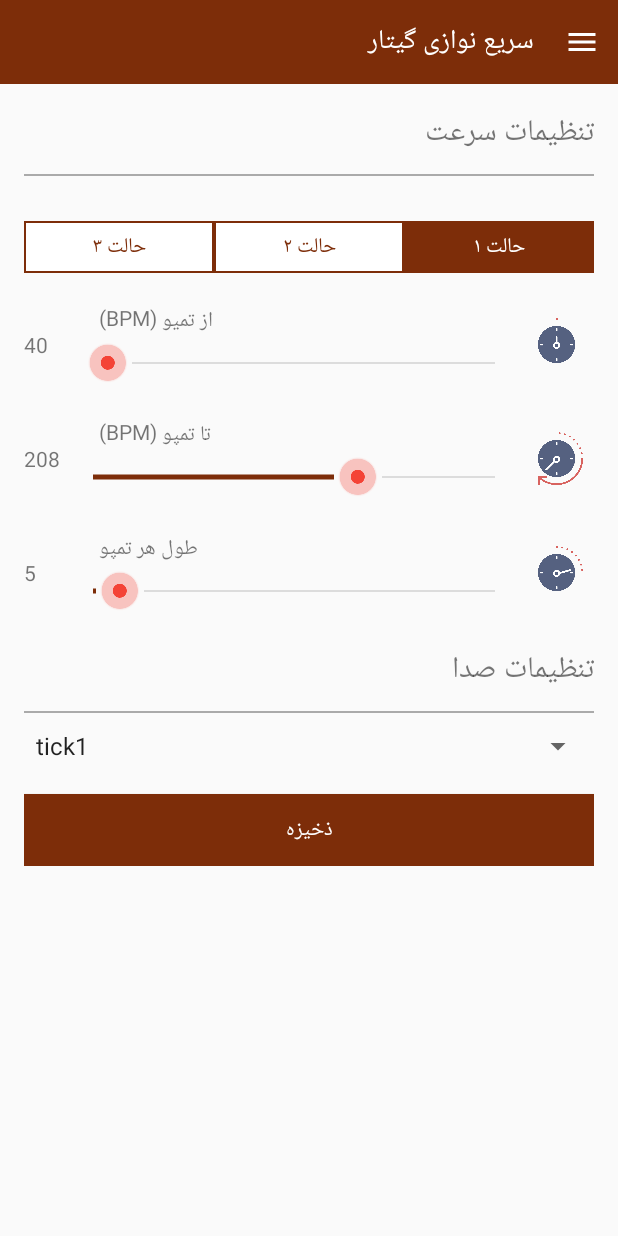
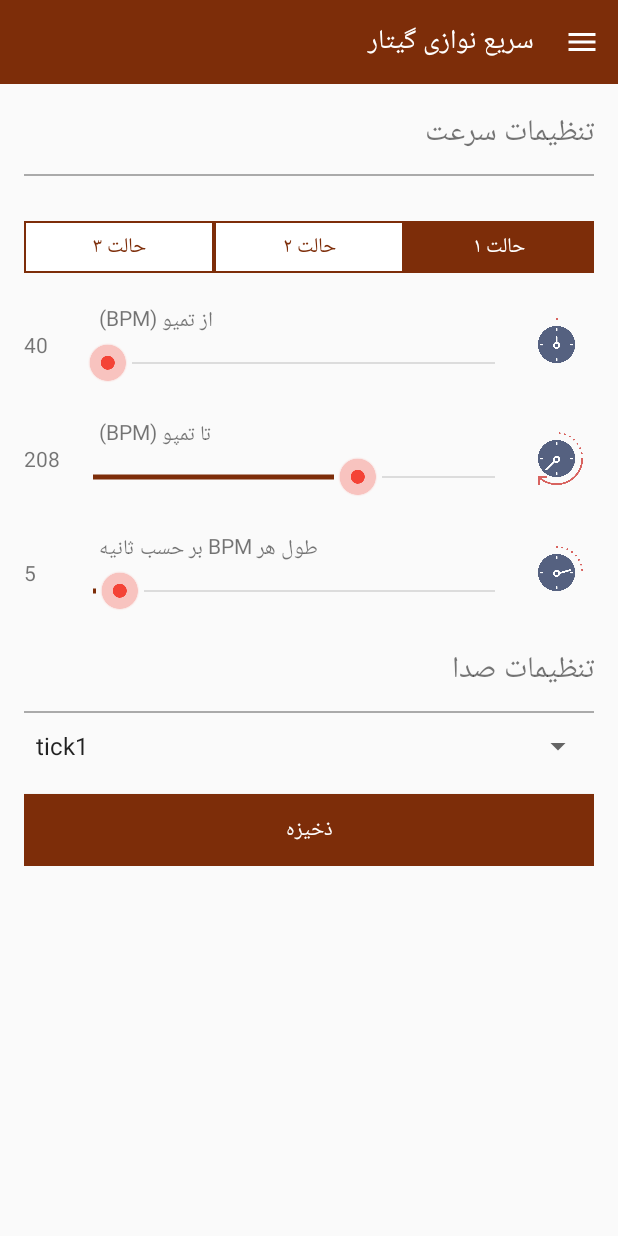
Before and after one commit to tavousiali/GuitarSpeedTrainer, an Android app: the SettingActivity screen opened directly, with no data from a screen before it, on a phone screen of 412 x 824 dp. Run offline under Robolectric (Android 15) with nearby library versions, the phone set to English and light mode, and no system bars.

```diff
--- a/app/src/main/res/layout/content_setting.xml
+++ b/app/src/main/res/layout/content_setting.xml
@@ -1,5 +1,10 @@
 <?xml version="1.0" encoding="utf-8"?>
-<LinearLayout xmlns:android="http://schemas.android.com/apk/res/android"
+<ScrollView xmlns:android="http://schemas.android.com/apk/res/android"
+    android:layout_width="match_parent"
+    android:layout_height="match_parent"
+    android:fillViewport="true">
+
+    <LinearLayout
         xmlns:app="http://schemas.android.com/apk/res-auto"
         xmlns:tools="http://schemas.android.com/tools"
         android:layout_width="match_parent"
@@ -232,9 +237,9 @@
         </LinearLayout>
 
         <LinearLayout
-        android:layout_marginTop="20dp"
             android:layout_width="wrap_content"
             android:layout_height="match_parent"
+            android:layout_marginTop="20dp"
             android:orientation="vertical">
 
             <TextView
@@ -270,3 +275,4 @@
             android:text="@string/Save"
             android:textColor="#ffffff" />
     </LinearLayout>
+</ScrollView>
--- a/app/src/main/res/values/strings.xml
+++ b/app/src/main/res/values/strings.xml
@@ -24,6 +24,6 @@
     <string name="SpeedSetting">تنظیمات سرعت</string>
     <string name="FromBpm"> از تمیو (BPM) </string>
     <string name="ToBpm"> تا تمپو (BPM) </string>
-    <string name="ChangeTime">طول هر تمپو</string>
+    <string name="ChangeTime"> طول هر BPM بر حسب ثانیه </string>
     <string name="BeepSound">تنظیمات صدا</string>
 </resources>
```
Lines whose indentation alone changed are shown as unchanged.
